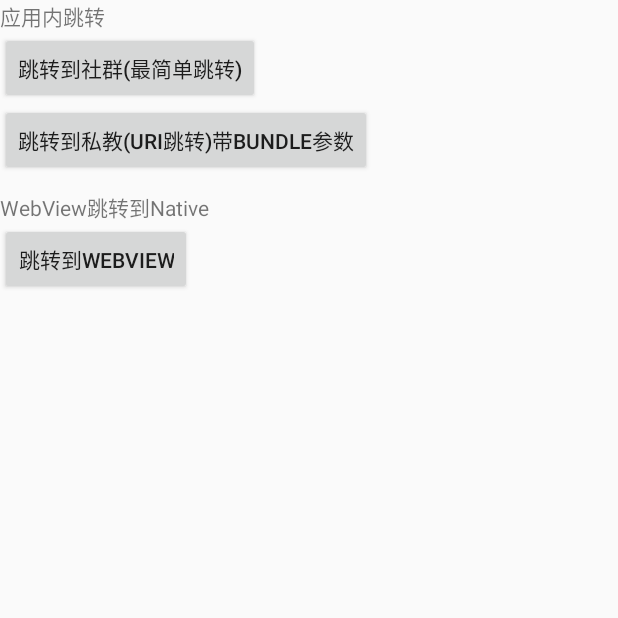
After one commit to sunkeding/ArouterDemo, an Android app: the ArouterMainActivity screen opened directly, with no data from a screen before it, on a phone screen of 412 x 824 dp, the top half of it. The commit adds this screen. Run offline under Robolectric (Android 15) with nearby library versions, the phone set to English and light mode, and no system bars; libraries missing offline, so code that uses them is left out: com.alibaba.android.

Commit message:
接入隐式跳转，重新分包

```diff
--- /dev/null
+++ b/app/src/main/java/sunkeding/com/arouterdemo/arouter/activity/ArouterMainActivity.java
@@ -0,0 +1,50 @@
+package sunkeding.com.arouterdemo.arouter.activity;
+
+import android.app.Activity;
+import android.net.Uri;
+import android.os.Bundle;
+import android.support.annotation.Nullable;
+import android.view.View;
+
+import com.alibaba.android.arouter.launcher.ARouter;
+
+import sunkeding.com.arouterdemo.R;
+import sunkeding.com.arouterdemo.constant.RouterPathConsatnt;
+
+/**
+ * @author: skd
+ * @date 2018/10/14
+ * @Desc ArouterMainActivity
+ */
+public class ArouterMainActivity extends Activity{
+    @Override
+    protected void onCreate(@Nullable Bundle savedInstanceState) {
+        super.onCreate(savedInstanceState);
+        setContentView(R.layout.activity_arouter_main);
+        findViewById(R.id.bt1).setOnClickListener(new View.OnClickListener() {
+            @Override
+            public void onClick(View view) {
+                // 1. 应用内简单的跳转(通过URL跳转在'进阶用法'中)
+                ARouter.getInstance().build(RouterPathConsatnt.CIRCLE_HOME_ROUTER).navigation();
+            }
+        });
+        findViewById(R.id.bt2).setOnClickListener(new View.OnClickListener() {
+            @Override
+            public void onClick(View view) {
+                Uri testUriMix = Uri.parse("arouter://m.aliyun.com" + RouterPathConsatnt.COACH_HOME_ROUTER);
+                Bundle bundle = new Bundle();
+                bundle.putString("value", "skd");
+                ARouter.getInstance().build(testUriMix).with(bundle).navigation();
+            }
+        });
+        findViewById(R.id.bt3).setOnClickListener(new View.OnClickListener() {
+            @Override
+            public void onClick(View view) {
+                ARouter.getInstance()
+                        .build("/test/webview")
+                        .withString("url", "file:///android_asset/schame-test.html")
+                        .navigation();
+            }
+        });
+    }
+}
--- /dev/null
+++ b/app/src/main/res/layout/activity_arouter_main.xml
@@ -0,0 +1,35 @@
+<?xml version="1.0" encoding="utf-8"?>
+<LinearLayout
+    xmlns:android="http://schemas.android.com/apk/res/android" android:layout_width="match_parent"
+    android:orientation="vertical"
+    android:layout_height="match_parent">
+
+    <TextView
+        android:layout_width="match_parent"
+        android:layout_height="wrap_content"
+        android:text="应用内跳转" />
+
+    <Button
+        android:id="@+id/bt1"
+        android:layout_width="wrap_content"
+        android:layout_height="wrap_content"
+        android:text="跳转到社群(最简单跳转)" />
+
+    <Button
+        android:id="@+id/bt2"
+        android:layout_width="wrap_content"
+        android:layout_height="wrap_content"
+        android:text="跳转到私教(Uri跳转)带bundle参数" />
+
+    <TextView
+        android:layout_width="match_parent"
+        android:layout_height="wrap_content"
+        android:layout_marginTop="10dp"
+        android:text="WebView跳转到Native" />
+
+    <Button
+        android:id="@+id/bt3"
+        android:layout_width="wrap_content"
+        android:layout_height="wrap_content"
+        android:text="跳转到webview" />
+</LinearLayout>
--- a/app/src/main/res/values/strings.xml
+++ b/app/src/main/res/values/strings.xml
@@ -1,3 +1,4 @@
 <resources>
     <string name="app_name">ArouterDemo</string>
+    <string name="skd">skd.com</string>
 </resources>
```
Also changed, not shown: app/src/main/AndroidManifest.xml (+53 -27 lines), app/src/main/java/sunkeding/com/arouterdemo/MainActivity.java (+8 -19 lines), app/src/main/java/sunkeding/com/arouterdemo/activity/SchemeFilterActivity.java (deleted, +0 -56 lines), app/src/main/java/sunkeding/com/arouterdemo/arouter/Arouter.java (added, +9 -0 lines), app/src/main/java/sunkeding/com/arouterdemo/arouter/activity/CircleActvity.java (renamed from app/src/main/java/sunkeding/com/arouterdemo/activity/CircleActvity.java, +13 -4 lines), app/src/main/java/sunkeding/com/arouterdemo/arouter/activity/CoachActvity.java (renamed from app/src/main/java/sunkeding/com/arouterdemo/activity/CoachActvity.java, +9 -6 lines), app/src/main/java/sunkeding/com/arouterdemo/arouter/activity/SchemeFilterActivity.java (added, +58 -0 lines), app/src/main/java/sunkeding/com/arouterdemo/implicitjump/ImplicitJump.java (added, +9 -0 lines), app/src/main/java/sunkeding/com/arouterdemo/implicitjump/activity/FilterActionActivity.java (added, +32 -0 lines), app/src/main/java/sunkeding/com/arouterdemo/implicitjump/activity/ImplicitJumpMainActivity.java (added, +40 -0 lines), app/src/main/res/layout/activity_filter_action.xml (added, +13 -0 lines), app/src/main/res/layout/activity_implicit_main.xml (added, +23 -0 lines), app/src/main/res/layout/activity_main.xml (+9 -17 lines), 1 other file.
